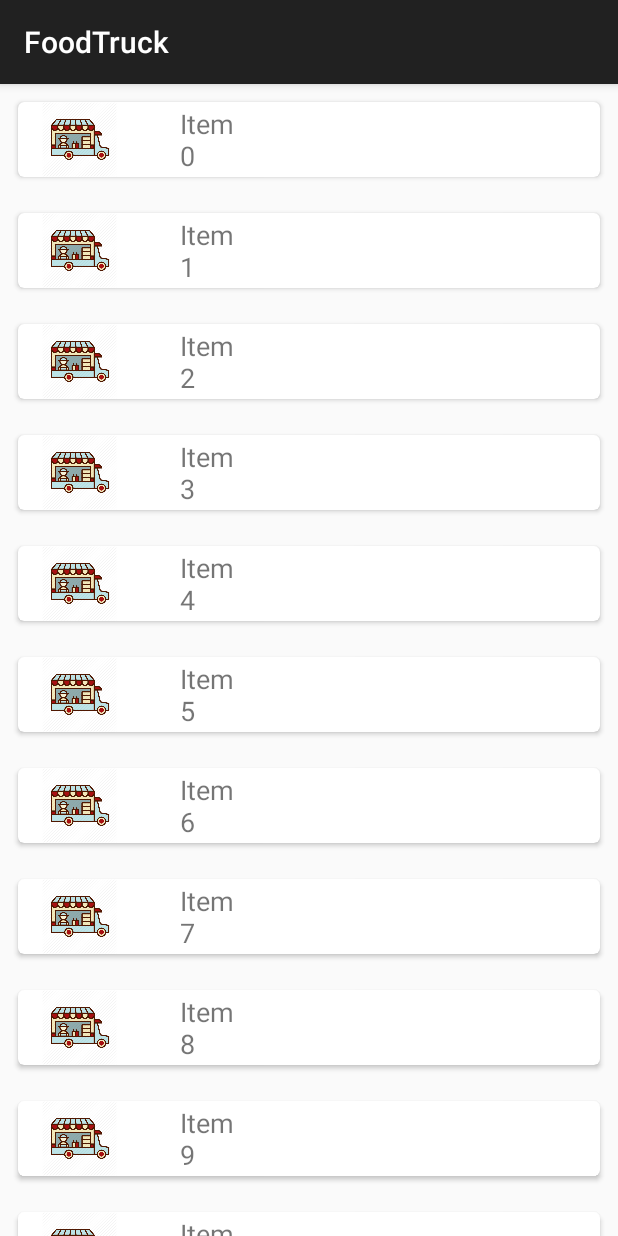
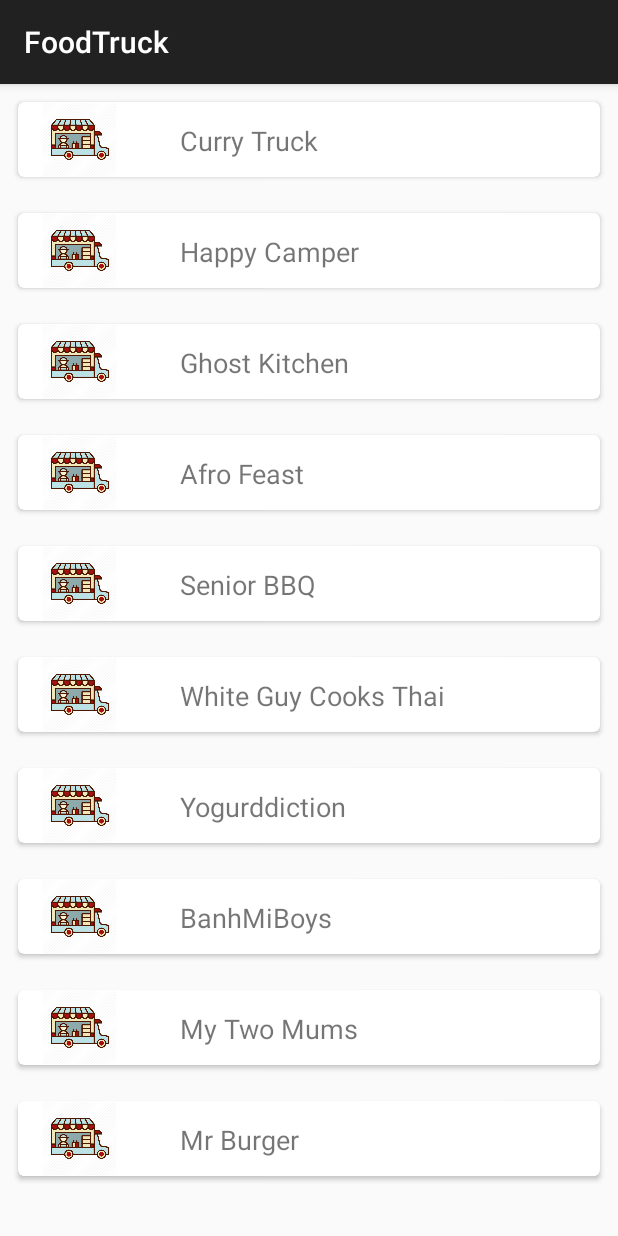
Before and after one commit to Ning-Nan/FoodTruck, an Android app: the screen it shows after launch (MainActivity), on a phone screen of 412 x 824 dp. Run offline under Robolectric (Android 15) with nearby library versions, the phone set to English and light mode, and no system bars.

Commit message:
Successfully display truck names on view

```diff
--- a/app/src/main/java/com/miles/foodtruck/Adapter/RecyclerAdapter.java
+++ b/app/src/main/java/com/miles/foodtruck/Adapter/RecyclerAdapter.java
@@ -2,23 +2,24 @@ package com.miles.foodtruck.Adapter;
 
 import android.support.annotation.NonNull;
 import android.support.v7.widget.RecyclerView;
+import android.util.Log;
 import android.view.LayoutInflater;
 import android.view.View;
 import android.view.ViewGroup;
 import android.widget.TextView;
 
+import com.miles.foodtruck.Model.FoodTruck;
 import com.miles.foodtruck.R;
-
 import java.util.List;
 
 public class RecyclerAdapter extends RecyclerView.Adapter<RecyclerAdapter.ViewHolder>{
 
 
-    private List<String> mDataSet;
+    private List<FoodTruck> mDataSet;
 
     //Constructor, accept data set
-    public RecyclerAdapter(List<String> data){
-        mDataSet = data;
+    public RecyclerAdapter(List<FoodTruck> trucks){
+        mDataSet = trucks;
     }
 
     @NonNull
@@ -32,7 +33,7 @@ public class RecyclerAdapter extends RecyclerView.Adapter<RecyclerAdapter.ViewHo
 
     @Override
     public void onBindViewHolder(@NonNull ViewHolder viewHolder, int i) {
-        viewHolder.mTextView.setText(mDataSet.get(i));
+        viewHolder.mTextView.setText(mDataSet.get(i).getName());
 
     }
 
@@ -47,6 +48,7 @@ public class RecyclerAdapter extends RecyclerView.Adapter<RecyclerAdapter.ViewHo
 
         public ViewHolder(View itemView) {
             super(itemView);
+
             //由于itemView是item的布局文件，我们需要的是里面的textView，因此利用itemView.findViewById获
             //取里面的textView实例，后面通过onBindViewHolder方法能直接填充数据到每一个textView了
             mTextView = itemView.findViewById(R.id.truck_name);
--- a/app/src/main/java/com/miles/foodtruck/Service/FileReader.java
+++ b/app/src/main/java/com/miles/foodtruck/Service/FileReader.java
@@ -12,7 +12,7 @@ import java.util.ArrayList;
 
 public class FileReader {
 
-private static ArrayList<FoodTruck> foodTrucks;
+private static ArrayList<FoodTruck> foodTrucks = new ArrayList<>();
 
     public static ArrayList<FoodTruck> getTrackableList(InputStream input) throws IOException {
 
@@ -27,10 +27,10 @@ private static ArrayList<FoodTruck> foodTrucks;
 
                 String[] splitLine = line.split(",\"");
 
-                //Delete remaining ","
+                //Delete remaining "
                 for (int i = 0; i < splitLine.length; i++)
                 {
-                    splitLine[i].replace(",","");
+                    splitLine[i] = splitLine[i].replace("\"","");
                 }
 
                 int id = Integer.parseInt(splitLine[0]);
--- a/app/src/main/java/com/miles/foodtruck/View/MainActivity.java
+++ b/app/src/main/java/com/miles/foodtruck/View/MainActivity.java
@@ -13,31 +13,31 @@ import com.miles.foodtruck.Service.FileReader;
 
 import java.io.IOException;
 import java.util.ArrayList;
-import java.util.List;
 
 public class MainActivity extends AppCompatActivity {
 
-    private List<String> mData;
     private RecyclerView mRecyclerView;
     private RecyclerView.Adapter mAdapter;
     private RecyclerView.LayoutManager mLayoutManager;
+    private ArrayList<FoodTruck> foodTrucks = new ArrayList<>();
+
 
     @Override
     protected void onCreate(Bundle savedInstanceState) {
 
         super.onCreate(savedInstanceState);
+
         setContentView(R.layout.activity_main);
-        initData();
-        initRecyclerView();
-        ArrayList<FoodTruck> foodTrucks = new ArrayList<>();
 
         try {
-            foodTrucks = FileReader.getTrackableList(getAssets().open(String.valueOf(R.string.truck_file_name)));
+            foodTrucks = FileReader.getTrackableList(getAssets().open(getString(R.string.truck_file_name)));
         } catch (IOException e) {
             e.printStackTrace();
         }
 
-        Log.w("Test", foodTrucks.toString());
+        initRecyclerView();
+
+
 
     }
 
@@ -54,15 +54,9 @@ public class MainActivity extends AppCompatActivity {
         mRecyclerView.setLayoutManager(mLayoutManager);
 
         // specify an adapter (see also next example)
-        mAdapter = new RecyclerAdapter(mData);
+        mAdapter = new RecyclerAdapter(foodTrucks);
         mRecyclerView.setAdapter(mAdapter);
 
     }
 
-    private void initData(){
-        mData = new ArrayList<>();
-        for(int i=0;i<20;i++){
-            mData.add("Item "+i);
-        }
-    }
 }
--- a/app/src/main/res/layout/layout_item.xml
+++ b/app/src/main/res/layout/layout_item.xml
@@ -17,7 +17,7 @@
 
         <TextView
             android:id="@+id/truck_name"
-            android:layout_width="50dp"
+            android:layout_width="wrap_content"
             android:layout_height="wrap_content"
             android:layout_marginStart="108dp"
             android:textSize="@dimen/text_size"
--- a/app/src/main/res/values/strings.xml
+++ b/app/src/main/res/values/strings.xml
@@ -1,5 +1,5 @@
 <resources>
     <string name="app_name">FoodTruck</string>
-    <string name="truck_file_name">food_truck_data</string>
+    <string name="truck_file_name">food_truck_data.txt</string>
 
 </resources>
```
